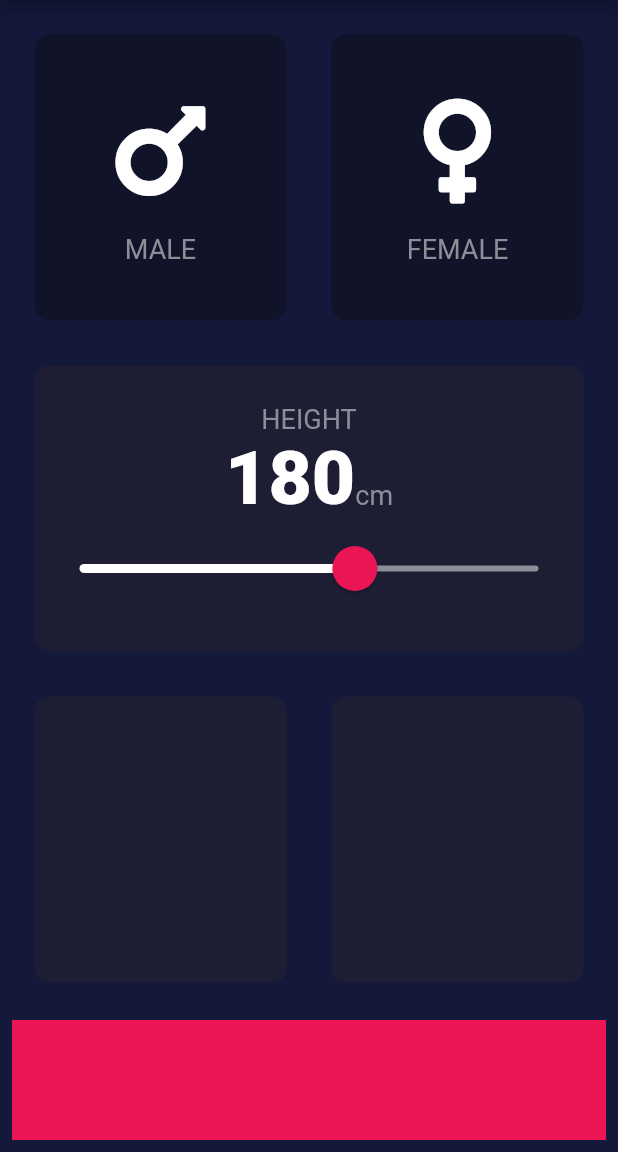
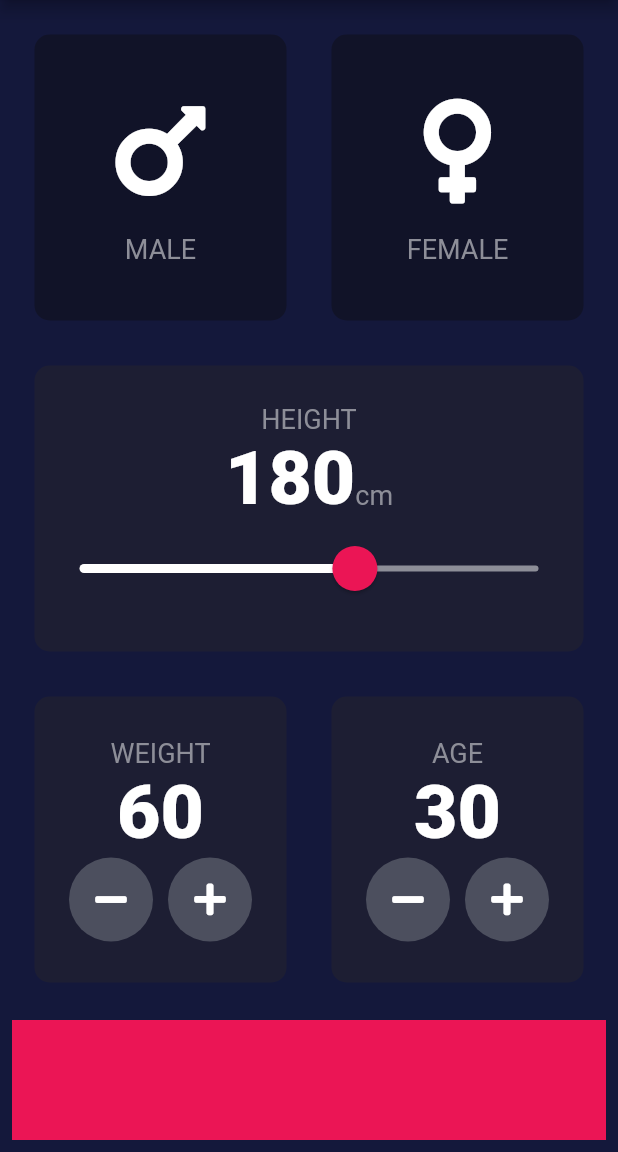
Before and after one commit to sklearn21/Flutter-BMI-Calculator, a Flutter app: the screen it shows after launch, on a phone screen of 412 x 824 dp, the part 84-1236 px from its top. Run offline on Flutter 3.47's test engine with Material 2 defaults, Android fonts, the phone set to English and light mode, and no system bars; our stand-ins replace font_awesome_flutter.

Commit message:
Added customized Weight and Age cards.

```diff
--- a/lib/input_page.dart
+++ b/lib/input_page.dart
@@ -18,6 +18,8 @@ class InputPage extends StatefulWidget {
 class _InputPageState extends State<InputPage> {
   Gender selectedGender;
   int height = 180;
+  int weight = 60;
+  int age = 30;
 
   @override
   Widget build(BuildContext context) {
@@ -121,10 +123,88 @@ class _InputPageState extends State<InputPage> {
                     child: Row(
                       children: <Widget>[
                         Expanded(
-                          child: ResuableCard(colour: kActiveCardColor),
+                          child: ResuableCard(
+                            colour: kActiveCardColor,
+                            cardChild: Column(
+                              mainAxisAlignment: MainAxisAlignment.center,
+                              children: <Widget>[
+                                Text(
+                                  'WEIGHT',
+                                  style: kLabelTextStyle,
+                                ),
+                                Text(
+                                  weight.toString(),
+                                  style: kNumberTextStyle,
+                                ),
+                                Row(
+                                  mainAxisAlignment: MainAxisAlignment.center,
+                                  children: <Widget>[
+                                    RoundIconButton(
+                                      icon: FontAwesomeIcons.minus,
+                                      onPressed: () {
+                                        setState(() {
+                                          weight--;
+                                        });
+                                      },
+                                    ),
+                                    SizedBox(
+                                      width: 10,
+                                    ),
+                                    RoundIconButton(
+                                      icon: FontAwesomeIcons.plus,
+                                      onPressed: () {
+                                        setState(() {
+                                          weight++;
+                                        });
+                                      },
+                                    ),
+                                  ],
+                                )
+                              ],
+                            ),
+                          ),
                         ),
                         Expanded(
-                          child: ResuableCard(colour: kActiveCardColor),
+                          child: ResuableCard(
+                            colour: kActiveCardColor,
+                            cardChild: Column(
+                              mainAxisAlignment: MainAxisAlignment.center,
+                              children: <Widget>[
+                                Text(
+                                  'AGE',
+                                  style: kLabelTextStyle,
+                                ),
+                                Text(
+                                  age.toString(),
+                                  style: kNumberTextStyle,
+                                ),
+                                Row(
+                                  mainAxisAlignment: MainAxisAlignment.center,
+                                  children: <Widget>[
+                                    RoundIconButton(
+                                      icon: FontAwesomeIcons.minus,
+                                      onPressed: () {
+                                        setState(() {
+                                          age--;
+                                        });
+                                      },
+                                    ),
+                                    SizedBox(
+                                      width: 10,
+                                    ),
+                                    RoundIconButton(
+                                      icon: FontAwesomeIcons.plus,
+                                      onPressed: () {
+                                        setState(() {
+                                          age++;
+                                        });
+                                      },
+                                    ),
+                                  ],
+                                )
+                              ],
+                            ),
+                          ),
                         )
                       ],
                     ),
@@ -142,3 +222,20 @@ class _InputPageState extends State<InputPage> {
         ));
   }
 }
+
+class RoundIconButton extends StatelessWidget {
+  RoundIconButton({@required this.icon, @required this.onPressed});
+  final IconData icon;
+  final Function onPressed;
+  @override
+  Widget build(BuildContext context) {
+    return RawMaterialButton(
+      child: Icon(icon),
+      onPressed: onPressed,
+      elevation: 0.0,
+      constraints: BoxConstraints.tightFor(width: 56.0, height: 56.0),
+      shape: CircleBorder(),
+      fillColor: Color(0xFF4C4F5E),
+    );
+  }
+}
```
